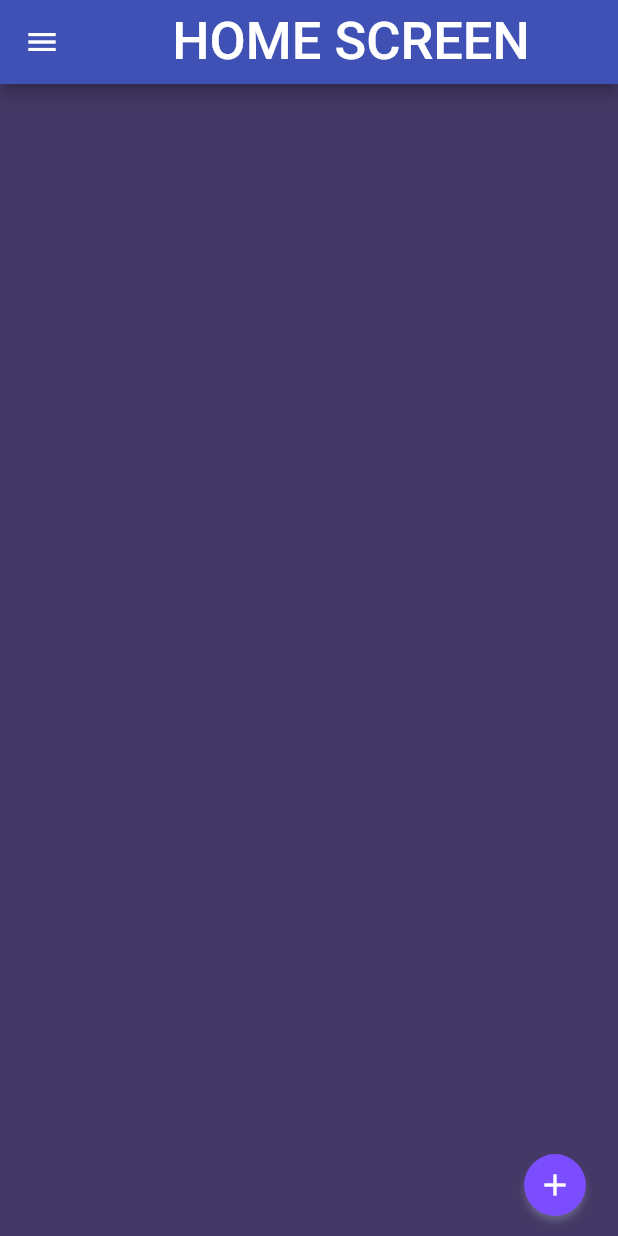
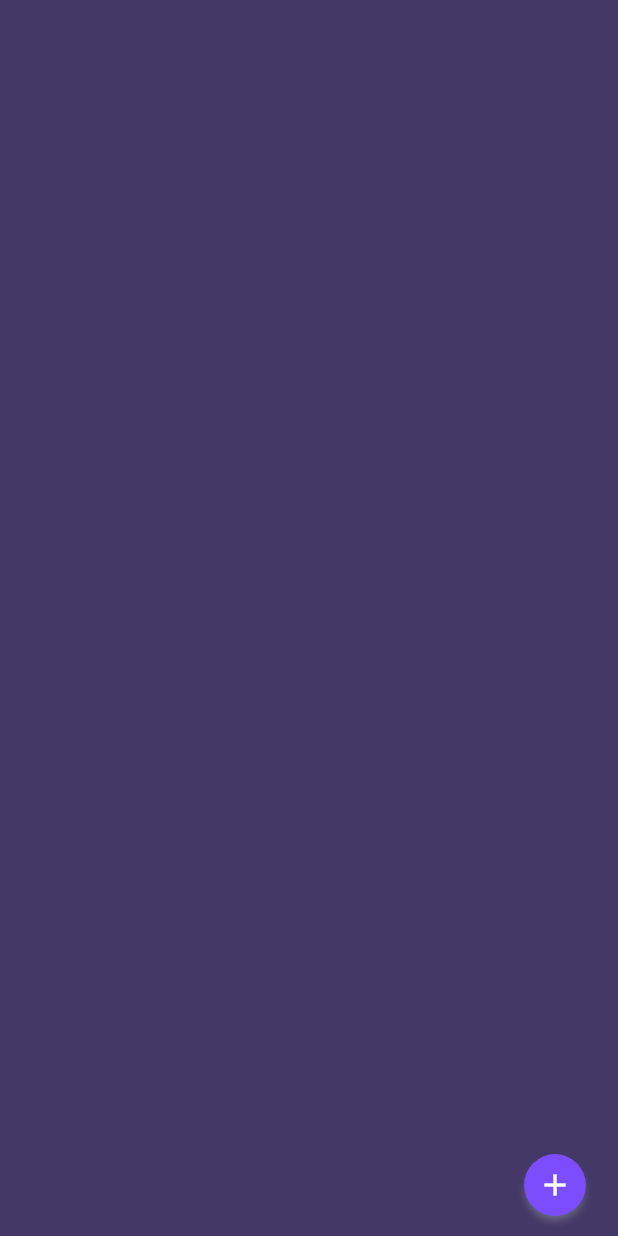
Before and after one commit to Ig0rPaim/projetc, a Flutter app: the screen it shows after launch, on a phone screen of 412 x 824 dp. Run offline on Flutter 3.47's test engine with Material 2 defaults, Android fonts, the phone set to English and light mode, and no system bars.

Commit message:
tentativa de melhor modularização e copy da nubank

```diff
--- a/APP/aux_builder/lib/home_screen.dart
+++ /dev/null
@@ -1,53 +0,0 @@
-import 'package:aux_builder/builderButtons.dart';
-import 'package:flutter/material.dart';
-// import 'builderButtons.dart';
-
-class home_screen extends StatefulWidget {
-  const home_screen({Key? key}) : super(key: key);
-
-  @override
-  State<home_screen> createState() => _home_screenState();
-}
-
-class _home_screenState extends State<home_screen> {
-  @override
-  Widget build(BuildContext context) {
-    return Scaffold(
-      backgroundColor: Color.fromARGB(255, 68, 56, 102),
-      drawer: Drawer(
-        backgroundColor: Color.fromARGB(255, 110, 114, 136),
-        child: ListView(
-          children: <Widget>[
-            NavigatorButtons().navigator(context, '/project_screen', 'tela de projetos'),
-            NavigatorButtons().navigator(context, '/planning/details_project', 'detalhes do projeto'),
-            NavigatorButtons().navigator(context, '/planning/client_contract_screen', 'cliente e contrato'),
-          ],
-        ),
-      ),
-      appBar: AppBar(
-        backgroundColor: Color(0xFF3F51B5),
-        title: Center(
-          child: Text(
-            'HOME SCREEN',
-            style: TextStyle(
-              fontSize: 35.0,
-            ),
-          ),
-        ),
-      ),
-      body: Padding(
-        padding: EdgeInsets.all(10.0), //usar o sizeOfContext aqui
-        child: Column(
-          mainAxisAlignment: MainAxisAlignment.end,
-          // crossAxisAlignment: CrossAxisAlignment.end,
-          children: <Widget>[
-            Align(
-              alignment: Alignment.centerRight,
-              child: AddNewProject().addNewProject(context),
-            ),
-          ],
-        ),
-      ),
-    );
-  }
-}
--- /dev/null
+++ b/APP/aux_builder/lib/home_screen/home_screen.dart
@@ -0,0 +1,74 @@
+// import 'package:aux_builder/home_screen/appBar/appBar.dart';
+import 'package:aux_builder/home_screen/appBar/appBar.dart';
+import 'package:aux_builder/utilities/builderButtons.dart';
+import 'package:flutter/material.dart';
+// import 'builderButtons.dart';
+
+class home_screen extends StatefulWidget {
+  const home_screen({Key? key}) : super(key: key);
+
+  @override
+  State<home_screen> createState() => _home_screenState();
+}
+
+class _home_screenState extends State<home_screen> {
+  MyAppBar newAppBar = const MyAppBar();
+
+  @override
+  Widget build(BuildContext context) {
+    return Scaffold(
+        backgroundColor: Color.fromARGB(255, 68, 56, 102),
+        drawer: Drawer(
+          backgroundColor: Color.fromARGB(255, 110, 114, 136),
+          child: ListView(
+            children: <Widget>[
+              NavigatorButtons()
+                  .navigator(context, '/project_screen', 'tela de projetos'),
+              NavigatorButtons().navigator(
+                  context, '/planning/details_project', 'detalhes do projeto'),
+              NavigatorButtons().navigator(context,
+                  '/planning/client_contract_screen', 'cliente e contrato'),
+            ],
+          ),
+        ),
+        // appBar: AppBar(
+        //   backgroundColor: Color(0xFF3F51B5),
+        //   title: Center(
+        //     child: Text(
+        //       'HOME SCREEN',
+        //       style: TextStyle(
+        //         fontSize: 35.0,
+        //       ),
+        //     ),
+        //   ),
+        // ),
+        body: Padding(
+          padding: EdgeInsets.all(10.0), //usar o sizeOfContext aqui
+          child: Column(
+            mainAxisAlignment: MainAxisAlignment.end,
+            // crossAxisAlignment: CrossAxisAlignment.end,
+            children: <Widget>[
+              Align(
+                alignment: Alignment.centerRight,
+                child: AddNewProject().addNewProject(context),
+              ),
+            ],
+          ),
+        ));
+  }
+}
+
+
+// Padding(
+//         padding: EdgeInsets.all(10.0), //usar o sizeOfContext aqui
+//         child: Column(
+//           mainAxisAlignment: MainAxisAlignment.end,
+//           // crossAxisAlignment: CrossAxisAlignment.end,
+//           children: <Widget>[
+//             Align(
+//               alignment: Alignment.centerRight,
+//               child: AddNewProject().addNewProject(context),
+//             ),
+//           ],
+//         ),
+//       ),
--- a/APP/aux_builder/lib/main_app.dart
+++ b/APP/aux_builder/lib/main_app.dart
@@ -1,11 +1,11 @@
-import 'package:aux_builder/home_screen.dart';
+import 'package:aux_builder/home_screen/home_screen.dart';
 import 'package:aux_builder/project_screen.dart';
 import 'package:flutter/material.dart';
 import 'package:aux_builder/planning/client_contract_screen.dart';
 import 'package:aux_builder/planning/details_project.dart';
 
 void main() {
-  runApp(aux_builder());
+  runApp(const aux_builder());
 }
 
 class aux_builder extends StatelessWidget {
@@ -17,20 +17,17 @@ class aux_builder extends StatelessWidget {
       debugShowCheckedModeBanner: false,
       theme: ThemeData(
         primarySwatch: Colors.indigo,
-        primaryColor: Color(0xFF3F51B5),
-        primaryColorDark: Color(0xFF303F9F),
-        primaryColorLight: Color(0xFFC5CAE9),
-        accentColor: Color(0xFF7C4DFF),
+        primaryColor: const Color(0xFF3F51B5),
+        primaryColorDark: const Color(0xFF303F9F),
+        primaryColorLight: const Color(0xFFC5CAE9),
       ),
-      home: home_screen(),
+      home: const home_screen(),
       initialRoute: '/',
       routes: {
-        // '/': (context) => home_screen(),
-        '/planning/client_contract_screen':(context) => ClientAndContract(),
-        '/planning/details_project':(context) => DetailsOfProject(),
-        '/project_screen':(context) => projectScreen(),
+        '/planning/client_contract_screen':(context) => const ClientAndContract(),
+        '/planning/details_project':(context) => const DetailsOfProject(),
+        '/project_screen':(context) => const projectScreen(),
       },
-      // routes:,
     );
   }
 }
--- a/APP/aux_builder/lib/planning/client_contract_screen.dart
+++ b/APP/aux_builder/lib/planning/client_contract_screen.dart
@@ -2,7 +2,7 @@ import 'package:flutter/material.dart';
 import 'package:flutter/src/foundation/key.dart';
 import 'package:flutter/src/widgets/framework.dart';
 
-import '../builderButtons.dart';
+import '../utilities/builderButtons.dart';
 
 class ClientAndContract extends StatefulWidget {
   const ClientAndContract({Key? key}) : super(key: key);
--- a/APP/aux_builder/lib/planning/details_project.dart
+++ b/APP/aux_builder/lib/planning/details_project.dart
@@ -1,7 +1,7 @@
 // import 'package:flutter/src/foundation/key.dart';
 import 'package:flutter/src/widgets/framework.dart';
 import 'package:flutter/material.dart';
-import '../builderButtons.dart';
+import '../utilities/builderButtons.dart';
 
 class DetailsOfProject extends StatefulWidget {
   const DetailsOfProject({Key? key}) : super(key: key);
--- a/APP/aux_builder/lib/project_screen.dart
+++ b/APP/aux_builder/lib/project_screen.dart
@@ -1,6 +1,6 @@
 import 'dart:math';
 
-import 'package:aux_builder/builderButtons.dart';
+import 'package:aux_builder/utilities/builderButtons.dart';
 import 'package:flutter/material.dart';
 import 'package:flutter/src/foundation/key.dart';
 import 'package:flutter/src/widgets/framework.dart';
```
Also changed, not shown: APP/aux_builder/lib/home_screen/appBar/appBar.dart (added, +23 -0 lines), APP/aux_builder/lib/utilities/screenElemens.dart (added, +37 -0 lines), APP/aux_builder/lib/utilities/builderButtons.dart (renamed from APP/aux_builder/lib/builderButtons.dart).
